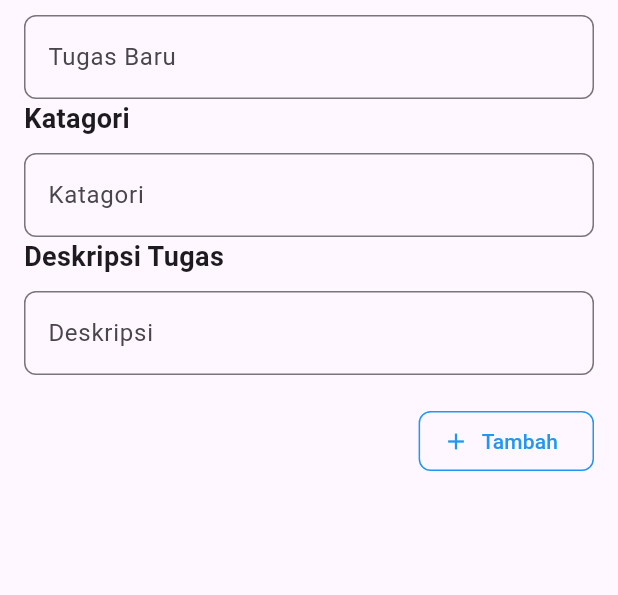
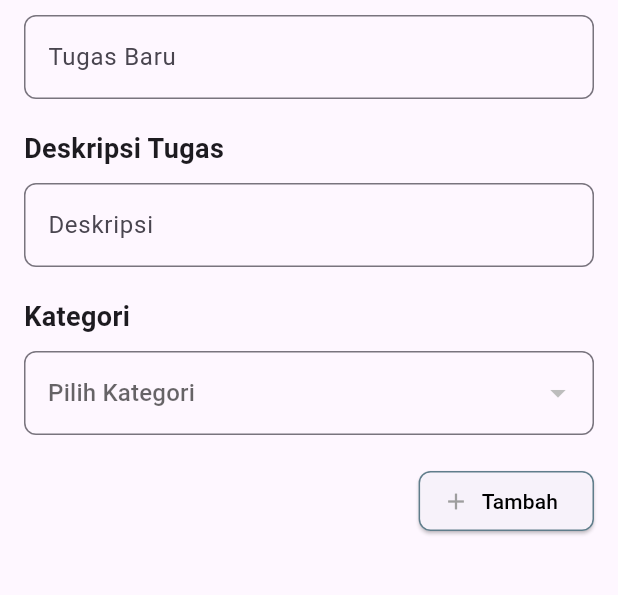
Before and after one commit to Rekitonei/ukk2025_XIIPPLG1_7670, a Flutter app: the Homepage screen opened by its route, in the side drawer, after a tap on "Tambah tugas", on a phone screen of 412 x 824 dp, the part 147-742 px from its top. Run offline on Flutter 3.47's test engine with Material 3 defaults, Android fonts, the phone set to English and light mode, and no system bars; our stand-ins replace cloud_firestore, firebase_auth, firebase_core; accounts and stored records are empty.

Commit message:
CRUD untuk Kategori tugas

```diff
--- a/lib/homepage.dart
+++ b/lib/homepage.dart
@@ -1,6 +1,7 @@
 import 'package:cloud_firestore/cloud_firestore.dart';
 import 'package:firebase_auth/firebase_auth.dart';
 import 'package:flutter/material.dart';
+import 'package:ukk_isnaini_2025/kategoripage.dart';
 import 'package:ukk_isnaini_2025/taskaddpage.dart';
 import 'package:ukk_isnaini_2025/taskdetailpage.dart';
 
@@ -138,6 +139,16 @@ class _HomepageState extends State<Homepage> {
               },
             ),
             ListTile(
+              leading: Icon(Icons.category_sharp),
+              title: Text('Katagori'),
+              onTap: () {
+                Navigator.push(
+                  context,
+                  MaterialPageRoute(builder: (context) => KategoriPage()),
+                );
+              },
+            ),
+            ListTile(
               leading: Icon(Icons.exit_to_app),
               title: Text('Log Out'),
               onTap: _showLogoutDialog,
--- a/lib/loginpage.dart
+++ b/lib/loginpage.dart
@@ -72,7 +72,6 @@ class _LoginPageState extends State<LoginPage> {
   @override
   Widget build(BuildContext context) {
     return Scaffold(
-      appBar: AppBar(),
       resizeToAvoidBottomInset: false, // Menghindari masalah dengan keyboard
       body: Stack(
         children: [
--- a/lib/taskaddpage.dart
+++ b/lib/taskaddpage.dart
@@ -11,35 +11,69 @@ class TaskAddPage extends StatefulWidget {
 
 class _TaskAddPageState extends State<TaskAddPage> {
   final FirebaseFirestore _firestore = FirebaseFirestore.instance;
-  TextEditingController taskController = TextEditingController(),
-      catagoryController = TextEditingController(),
-      deskripsionController = TextEditingController();
   final User? user = FirebaseAuth.instance.currentUser;
 
-  void _addTask() async {
+  TextEditingController taskController = TextEditingController();
+  TextEditingController deskripsionController = TextEditingController();
+
+  List<String> categories = [];
+  String? selectedCategory;
+
+  @override
+  void initState() {
+    super.initState();
+    _loadCategories(); // Ambil daftar kategori saat halaman dimuat
+  }
+
+  /// **Mengambil daftar kategori dari Firestore**
+  void _loadCategories() async {
+    try {
+      QuerySnapshot querySnapshot =
+          await _firestore.collection('kategori').get();
+
+      setState(() {
+        categories = querySnapshot.docs
+            .map((doc) => doc['nama'] as String) // Ambil field 'name'
+            .toList();
+        if (categories.isNotEmpty) {
+          selectedCategory = categories.first; // Pilih kategori pertama
+        }
+      });
+    } catch (e) {
+      print("❌ Gagal mengambil kategori: $e");
+    }
+  }
+
+  /// **Menambahkan tugas ke Firestore**
+ void _addTask() async {
     String taskText = taskController.text.trim();
-    String catagoryText = catagoryController.text.trim();
     String deskripsion = deskripsionController.text.trim();
+
     if (taskText.isEmpty) {
       _showSnackBar("Tugas tidak boleh kosong");
       return;
     }
+
     try {
       await _firestore.collection('tasks').add({
         'task': taskText,
-        'catagory': catagoryText,
         'deskripsion': deskripsion,
         'assignedBy': user?.uid ?? '',
+        'category': selectedCategory, // Simpan kategori
         'status': 'ToDo',
         'createdAt': FieldValue.serverTimestamp(),
       });
+
       taskController.clear();
-      Navigator.pop(context); // Go back after adding task
+      deskripsionController.clear();
+
+      Navigator.pop(context);
     } catch (e) {
       _showSnackBar("Gagal menambahkan tugas: $e");
     }
   }
 
+  /// **Menampilkan pesan snackbar**
   void _showSnackBar(String message) {
     ScaffoldMessenger.of(context)
         .showSnackBar(SnackBar(content: Text(message)));
@@ -54,7 +88,7 @@ class _TaskAddPageState extends State<TaskAddPage> {
         child: Column(
           crossAxisAlignment: CrossAxisAlignment.start,
           children: [
-            Text("Tambah Tugas",
+            const Text("Tambah Tugas",
                 style: TextStyle(fontSize: 18.0, fontWeight: FontWeight.bold)),
             SizedBox(height: 10),
             TextField(
@@ -63,50 +97,61 @@ class _TaskAddPageState extends State<TaskAddPage> {
                 labelText: 'Tugas Baru',
                 border: OutlineInputBorder(
                   borderRadius: BorderRadius.circular(8.0),
-                  borderSide: BorderSide(color: Colors.blueAccent),
-                ),
-              ),
-            ),
-            Text("Katagori",
-                style: TextStyle(fontSize: 18.0, fontWeight: FontWeight.bold)),
-            SizedBox(height: 10),
-            TextField(
-              controller: catagoryController,
-              decoration: InputDecoration(
-
-                labelText: 'Katagori',
-                border: OutlineInputBorder(
-                  borderRadius: BorderRadius.circular(8.0),
-                  borderSide: BorderSide(color: Colors.blueAccent),
-                ),
-              ),
-            ),
-            Text("Deskripsi Tugas",
-                style: TextStyle(fontSize: 18.0, fontWeight: FontWeight.bold)),
-            SizedBox(height: 10),
-            TextField(
-
-              controller: deskripsionController,
-              decoration: InputDecoration(
-
-                labelText: 'Deskripsi',
-                border: OutlineInputBorder(
-                  borderRadius: BorderRadius.circular(8.0),
-                  borderSide: BorderSide(color: Colors.blueAccent),
                 ),
               ),
             ),
             SizedBox(height: 20),
+            const Text("Deskripsi Tugas",
+                style: TextStyle(fontSize: 18.0, fontWeight: FontWeight.bold)),
+            SizedBox(height: 10),
+            TextField(
+              controller: deskripsionController,
+              decoration: InputDecoration(
+                labelText: 'Deskripsi',
+                border: OutlineInputBorder(
+                  borderRadius: BorderRadius.circular(8.0),
+                ),
+              ),
+            ),
+            SizedBox(height: 20),
+            Text("Kategori",
+                style: TextStyle(fontSize: 18.0, fontWeight: FontWeight.bold)),
+            SizedBox(height: 10),
+
+            // **Dropdown Kategori**
+            DropdownButtonFormField<String>(
+              value: selectedCategory,
+              hint: Text("Pilih Kategori"),
+              isExpanded: true,
+              onChanged: (String? newValue) {
+                setState(() {
+                  selectedCategory = newValue;
+                });
+              },
+              items: categories.map<DropdownMenuItem<String>>((String cat) {
+                return DropdownMenuItem<String>(
+                  value: cat,
+                  child: Text(cat),
+                );
+              }).toList(),
+              decoration: InputDecoration(
+                border: OutlineInputBorder(
+                  borderRadius: BorderRadius.circular(8.0),
+                ),
+              ),
+            ),
+
+            SizedBox(height: 20),
             Align(
               alignment: Alignment.centerRight,
-              child: OutlinedButton.icon(
+              child: ElevatedButton.icon(
                 onPressed: _addTask,
-                icon: Icon(Icons.add, color: Colors.blue),
-                label: Text("Tambah", style: TextStyle(color: Colors.blue)),
+                icon: Icon(Icons.add, color: Colors.grey),
+                label: Text("Tambah", style: TextStyle(color: Colors.black)),
                 style: OutlinedButton.styleFrom(
                   shape: RoundedRectangleBorder(
                       borderRadius: BorderRadius.circular(8.0)),
-                  side: BorderSide(color: Colors.blue),
+                  side: BorderSide(color: Colors.blueGrey),
                 ),
               ),
             ),
```
Also changed, not shown: lib/kategoripage.dart (added, +134 -0 lines), lib/registerpage.dart (+25 -8 lines), lib/taskdetailpage.dart (+67 -27 lines).
